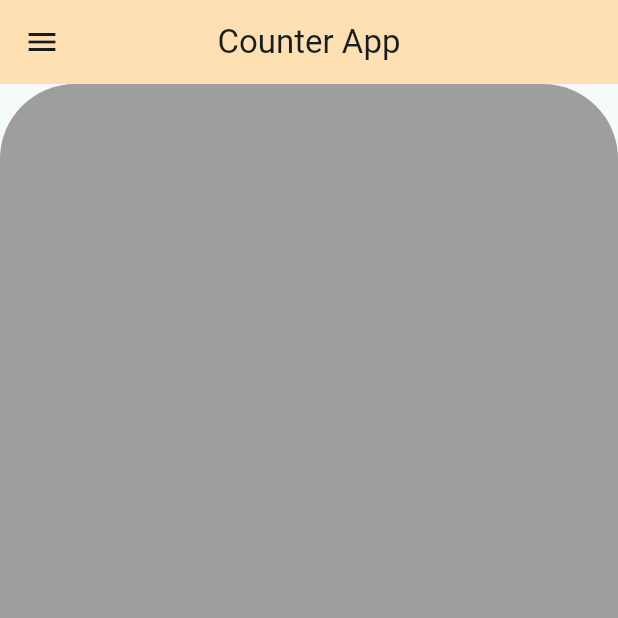
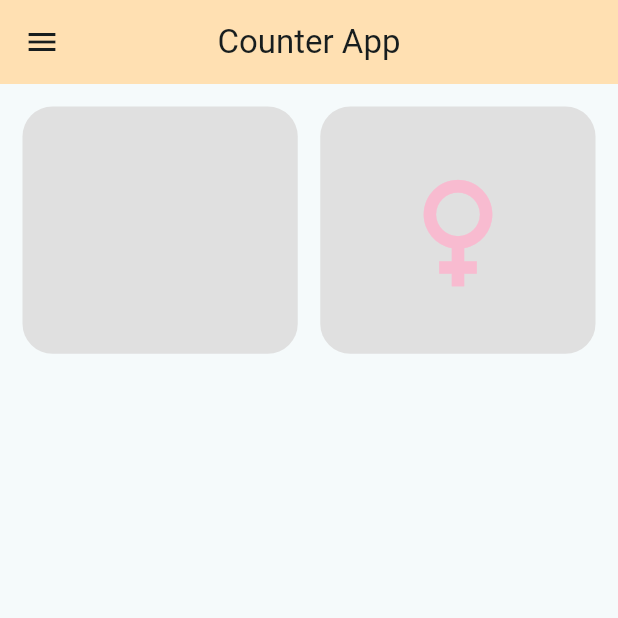
Before and after one commit to Ratndeep1999/counter_application, a Flutter app: the screen it shows after launch, on a phone screen of 412 x 824 dp, the top half of it. Run offline on Flutter 3.47's test engine with Material 3 defaults, Android fonts, the phone set to English and light mode, and no system bars.

Commit message:
counter_app_page.dart : class add, AppBar add, SafeArea add, container for male and female add,

```diff
--- a/lib/counter_app_page.dart
+++ b/lib/counter_app_page.dart
@@ -15,24 +15,49 @@ class CounterAppPage extends StatelessWidget {
         backgroundColor: Colors.orange.shade100,
       ),
       body: SafeArea(
+        child: Padding(
+          padding: EdgeInsets.symmetric(horizontal: 15),
           child: Column(
             children: [
+              SizedBox(height: 15),
+
+              // Gender Section
               Row(
                 children: [
-                Container(
-                  height: MediaQuery.of(context).size.height ,
-                  width: MediaQuery.of(context).size.width ,
+                  Expanded(
+                    child: Container(
+                      height: MediaQuery.of(context).size.height * 0.20,
+                      width: MediaQuery.of(context).size.width * 0.10,
                       decoration: BoxDecoration(
-                    borderRadius: BorderRadius.circular(50),
-                    color: Colors.grey
+                        borderRadius: BorderRadius.circular(20),
+                        color: Colors.grey.shade300,
                       ),
                     ),
-                Container(),
+                  ),
+
+                  SizedBox(width: 15),
+
+                  Expanded(
+                    child: Container(
+                      height: MediaQuery.of(context).size.height * 0.20,
+                      width: MediaQuery.of(context).size.width * 0.10,
+                      decoration: BoxDecoration(
+                        borderRadius: BorderRadius.circular(20),
+                        color: Colors.grey.shade300,
+                      ),
+                      child: Icon(
+                        Icons.female,
+                        size: 100,
+                        color: Colors.pink.shade100,
+                      ),
+                    ),
+                  ),
                 ],
               ),
             ],
           ),
         ),
+      ),
     );
   }
 }
```
Lines whose indentation alone changed are shown as unchanged.
